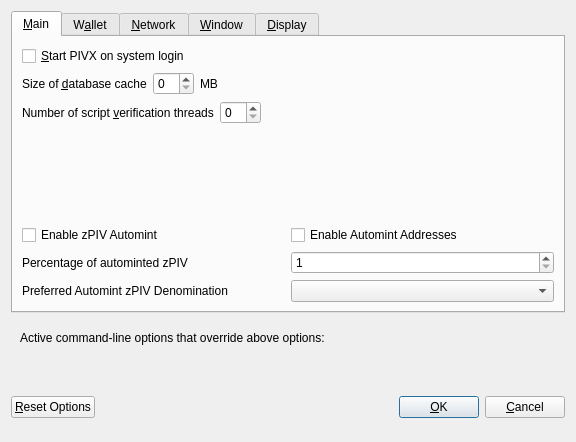
First picture: the form in PIVX-5.2.0.1/PIVX-5.2.0.1/src/qt/forms/optionsdialog.ui, repository posante-org/Posante, before the edit.
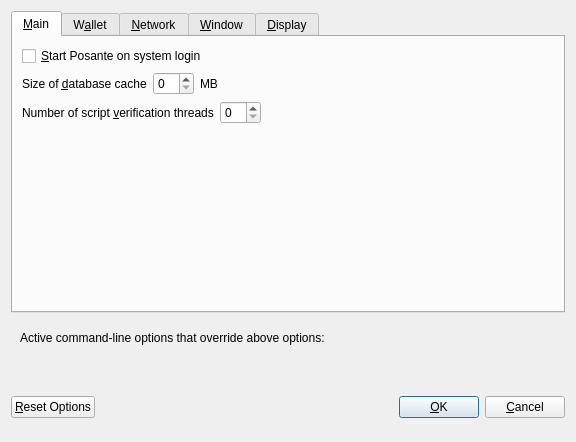
Second picture: the form after the edit. Custom widgets are drawn as their Qt base class.

Commit message: set Posante params

```diff
--- a/PIVX-5.2.0.1/PIVX-5.2.0.1/src/qt/forms/optionsdialog.ui
+++ b/PIVX-5.2.0.1/PIVX-5.2.0.1/src/qt/forms/optionsdialog.ui
@@ -33,7 +33,7 @@
           <string>Automatically start PIVX after logging in to the system.</string>
          </property>
          <property name="text">
-          <string>&amp;Start PIVX on system login</string>
+          <string>&amp;Start Posante on system login</string>
          </property>
         </widget>
        </item>
@@ -130,111 +130,6 @@
          </property>
         </spacer>
        </item>
-       <item>
-        <widget class="QWidget" name="verticalZpivOptionsWidget" native="true">
-         <layout class="QVBoxLayout" name="verticalZpivOptionsLayout">
-          <property name="margin">
-           <number>0</number>
-          </property>
-          <item>
-           <layout class="QHBoxLayout" name="horizontalAutomintingLayout">
-            <item>
-             <widget class="QCheckBox" name="checkBoxZeromintEnable">
-              <property name="toolTip">
-               <string>Enable automatic minting of PIV units to zPIV</string>
-              </property>
-              <property name="layoutDirection">
-               <enum>Qt::LeftToRight</enum>
-              </property>
-              <property name="text">
-               <string>Enable zPIV Automint</string>
-              </property>
-             </widget>
-            </item>
-            <item>
-             <widget class="QCheckBox" name="checkBoxZeromintAddresses">
-              <property name="toolTip">
-               <string>Enable automatic zPIV minting from specific addresses</string>
-              </property>
-              <property name="layoutDirection">
-               <enum>Qt::LeftToRight</enum>
-              </property>
-              <property name="text">
-               <string>Enable Automint Addresses</string>
-              </property>
-             </widget>
-            </item>
-           </layout>
-          </item>
-          <item>
-           <layout class="QHBoxLayout" name="horizontalZmintPercentageLayout">
-            <item>
-             <widget class="QLabel" name="percentage_label">
-              <property name="toolTip">
-               <string>Percentage of incoming PIV which get automatically converted to zPIV via Zerocoin Protocol (min: 10%)</string>
-              </property>
-              <property name="text">
-               <string>Percentage of autominted zPIV</string>
-              </property>
-             </widget>
-            </item>
-            <item>
-             <widget class="QSpinBox" name="zeromintPercentage">
-              <property name="minimum">
-               <number>1</number>
-              </property>
-              <property name="maximum">
-               <number>100</number>
-              </property>
-             </widget>
-            </item>
-           </layout>
-          </item>
-          <item>
-           <layout class="QHBoxLayout" name="horizontalLayout" stretch="0,0">
-            <property name="sizeConstraint">
-             <enum>QLayout::SetFixedSize</enum>
-            </property>
-            <item>
-             <widget class="QLabel" name="labelPreferredDenom">
-              <property name="maximumSize">
-               <size>
-                <width>16777215</width>
-                <height>16777215</height>
-               </size>
-              </property>
-              <property name="toolTip">
-               <string>Wait with automatic conversion to Zerocoin until enough PIV for this denomination is available</string>
-              </property>
-              <property name="text">
-               <string>Preferred Automint zPIV Denomination</string>
-              </property>
-             </widget>
-            </item>
-            <item>
-             <widget class="QComboBox" name="preferredDenom">
-              <property name="maximumSize">
-               <size>
-                <width>16777215</width>
-                <height>27</height>
-               </size>
-              </property>
-              <property name="toolTip">
-               <string>Wait with automatic conversion to Zerocoin until enough PIV for this denomination is available</string>
-              </property>
-              <property name="maxVisibleItems">
-               <number>9</number>
-              </property>
-              <property name="maxCount">
-               <number>9</number>
-              </property>
-             </widget>
-            </item>
-           </layout>
-          </item>
-         </layout>
-        </widget>
-       </item>
       </layout>
      </widget>
      <widget class="QWidget" name="tabWallet">
```
Left out of the diff: 18 changed lines with no effect on the pictures. The commit also changes 1129 other files.
